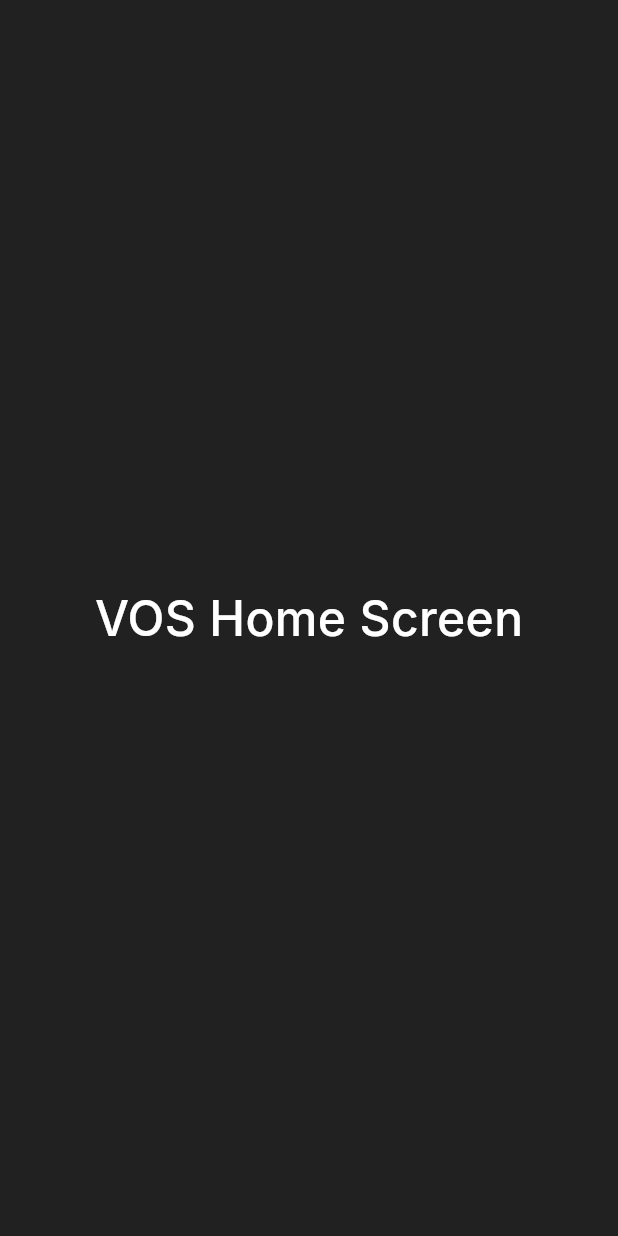
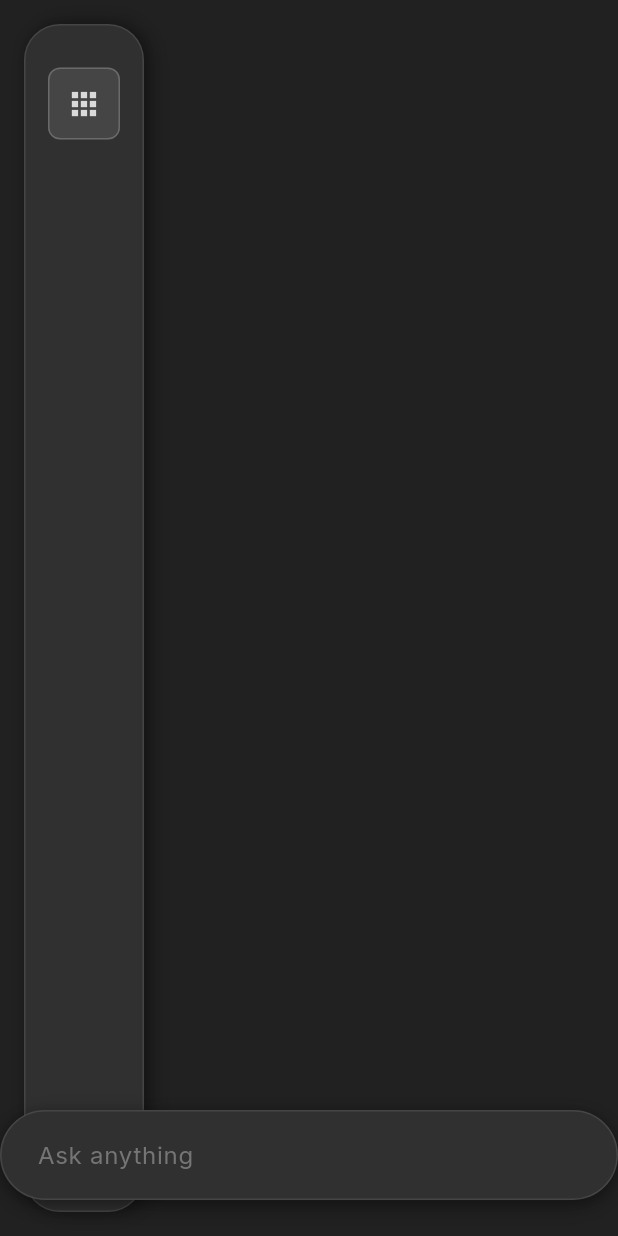
Before and after one commit to RomanSlack/VOS_frontend, a Flutter app: the screen it shows after launch, on a phone screen of 412 x 824 dp. Run offline on Flutter 3.47's test engine with Material 3 defaults, Android fonts, the phone set to English and light mode, and no system bars; our stand-ins replace flutter_screenutil, get_it, go_router, google_fonts, injectable, logger; generated files the repository leaves out were written again.

Commit message:
Adding components

```diff
--- a/lib/presentation/pages/home/home_page.dart
+++ b/lib/presentation/pages/home/home_page.dart
@@ -1,4 +1,6 @@
 import 'package:flutter/material.dart';
+import 'package:vos_app/presentation/widgets/app_rail.dart';
+import 'package:vos_app/presentation/widgets/input_bar.dart';
 
 class HomePage extends StatelessWidget {
   const HomePage({super.key});
@@ -6,15 +8,21 @@ class HomePage extends StatelessWidget {
   @override
   Widget build(BuildContext context) {
     return const Scaffold(
-      body: Center(
-        child: Text(
-          'VOS Home Screen',
-          style: TextStyle(
-            fontSize: 32,
-            fontWeight: FontWeight.w500,
-            color: Colors.white,
+      body: Stack(
+        children: [
+          Row(
+            children: [
+              AppRail(),
+              Expanded(
+                child: SizedBox(), // Empty space for now
+              ),
+            ],
           ),
-        ),
+          Align(
+            alignment: Alignment.bottomCenter,
+            child: InputBar(),
+          ),
+        ],
       ),
     );
   }
--- /dev/null
+++ b/lib/presentation/widgets/app_rail.dart
@@ -0,0 +1,60 @@
+import 'package:flutter/material.dart';
+
+class AppRail extends StatelessWidget {
+  const AppRail({super.key});
+
+  @override
+  Widget build(BuildContext context) {
+    return Container(
+      width: 80,
+      margin: const EdgeInsets.all(16),
+      decoration: BoxDecoration(
+        color: const Color(0xFF303030),
+        borderRadius: BorderRadius.circular(24),
+        boxShadow: [
+          BoxShadow(
+            color: Colors.black.withOpacity(0.3),
+            offset: const Offset(4, 0),
+            blurRadius: 12,
+            spreadRadius: 1,
+          ),
+          BoxShadow(
+            color: Colors.black.withOpacity(0.2),
+            offset: const Offset(2, 0),
+            blurRadius: 6,
+            spreadRadius: 0,
+          ),
+        ],
+        // Simple uniform border for bevel effect
+        border: Border.all(
+          color: Colors.white.withOpacity(0.1),
+          width: 1,
+        ),
+      ),
+      child: Column(
+        children: [
+          const SizedBox(height: 20),
+          // Add app icons here later
+          Container(
+            width: 48,
+            height: 48,
+            margin: const EdgeInsets.symmetric(vertical: 8),
+            decoration: BoxDecoration(
+              color: Colors.white.withOpacity(0.1),
+              borderRadius: BorderRadius.circular(8),
+              border: Border.all(
+                color: Colors.white.withOpacity(0.2),
+                width: 1,
+              ),
+            ),
+            child: Icon(
+              Icons.apps,
+              color: Colors.white.withOpacity(0.8),
+              size: 24,
+            ),
+          ),
+        ],
+      ),
+    );
+  }
+}
--- /dev/null
+++ b/lib/presentation/widgets/input_bar.dart
@@ -0,0 +1,62 @@
+import 'package:flutter/material.dart';
+
+class InputBar extends StatelessWidget {
+  const InputBar({super.key});
+
+  @override
+  Widget build(BuildContext context) {
+    return Container(
+      height: 60,
+      width: 600,
+      margin: const EdgeInsets.only(bottom: 24),
+      decoration: BoxDecoration(
+        color: const Color(0xFF303030),
+        borderRadius: BorderRadius.circular(30),
+        boxShadow: [
+          BoxShadow(
+            color: Colors.black.withOpacity(0.3),
+            offset: const Offset(0, 4),
+            blurRadius: 12,
+            spreadRadius: 1,
+          ),
+          BoxShadow(
+            color: Colors.black.withOpacity(0.2),
+            offset: const Offset(0, 2),
+            blurRadius: 6,
+            spreadRadius: 0,
+          ),
+        ],
+        // Simple uniform border for bevel effect
+        border: Border.all(
+          color: Colors.white.withOpacity(0.1),
+          width: 1,
+        ),
+      ),
+      child: Padding(
+        padding: const EdgeInsets.symmetric(horizontal: 24),
+        child: Center(
+          child: TextField(
+            style: const TextStyle(
+              color: Colors.white,
+              fontSize: 16,
+            ),
+            decoration: const InputDecoration(
+              hintText: 'Ask anything',
+              hintStyle: TextStyle(
+                color: Color(0xFF757575),
+                fontSize: 16,
+              ),
+              border: InputBorder.none,
+              enabledBorder: InputBorder.none,
+              focusedBorder: InputBorder.none,
+              filled: false, // Ensure no fill color
+              fillColor: Colors.transparent, // Explicitly transparent
+              contentPadding: EdgeInsets.zero, // Remove default padding
+            ),
+            cursorColor: Colors.white.withOpacity(0.8),
+          ),
+        ),
+      ),
+    );
+  }
+}
```
